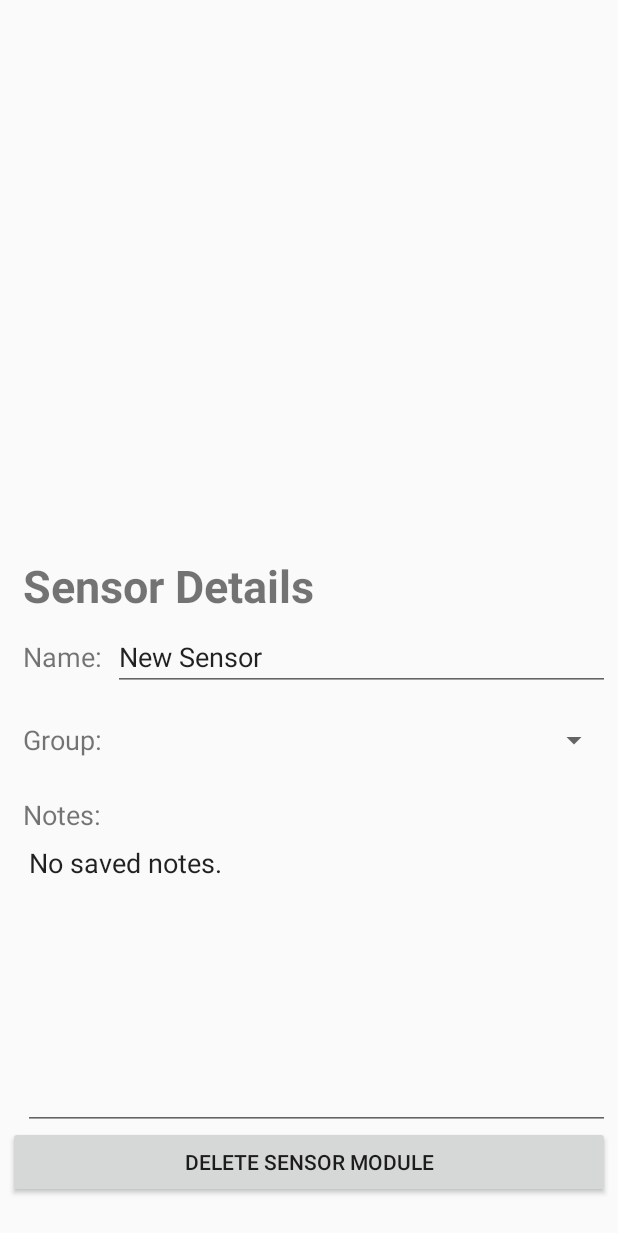
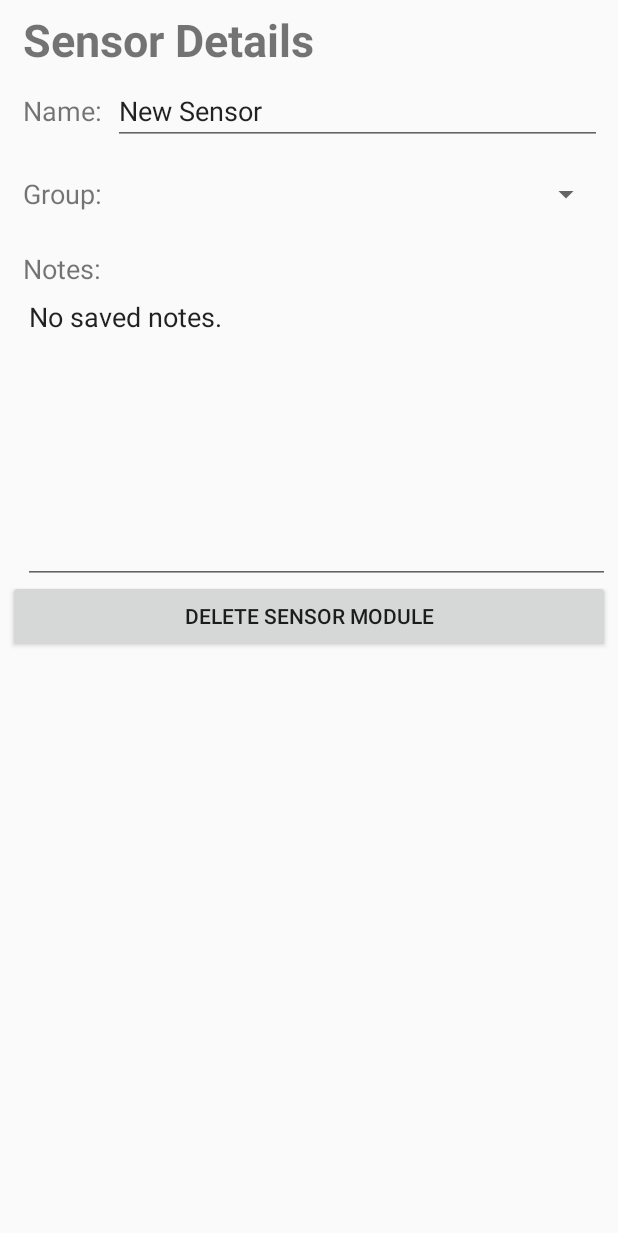
Before and after one commit to Phelps17/MotorMonitor, an Android app: the layout module_main_view.xml on its own in the app's theme, with its tools: preview values and no code run, on a phone screen of 412 x 824 dp. Shown: the top 1233 px of the screen. Run offline under Robolectric (Android 15) with nearby library versions, the phone set to English and light mode, and no system bars.

Commit message:
layout resizing bug fixed

```diff
--- a/app/src/main/res/layout/app_bar_main.xml
+++ b/app/src/main/res/layout/app_bar_main.xml
@@ -70,7 +70,6 @@
             android:layout_marginRight="5dp"
             android:layout_marginTop="-15dp"
             android:background="@android:drawable/dialog_holo_light_frame"
-            android:descendantFocusability="beforeDescendants"
             android:layout_weight="1"
             android:smoothScrollbar="false">
         </ListView>
--- a/app/src/main/res/layout/module_main_view.xml
+++ b/app/src/main/res/layout/module_main_view.xml
@@ -1,7 +1,7 @@
 <?xml version="1.0" encoding="utf-8"?>
 <RelativeLayout xmlns:android="http://schemas.android.com/apk/res/android"
               android:layout_width="match_parent"
-              android:layout_height="match_parent"
+              android:layout_height="450dp"
               android:orientation="horizontal"
                 android:gravity="bottom|center_vertical"
                 android:focusable="true"
@@ -13,7 +13,7 @@
         android:layout_height="wrap_content"
         android:layout_alignParentStart="true"
         android:layout_alignParentTop="true"
-        android:layout_marginBottom="25dp"
+        android:layout_marginBottom="15dp"
         android:layout_marginLeft="5dp"
         android:layout_marginRight="5dp"
         android:text="Delete Sensor Module"/>
@@ -49,11 +49,12 @@
         android:layout_alignStart="@+id/nameTextView"
         android:layout_alignTop="@+id/titleTextView"
         android:layout_marginLeft="60dp"
+        android:layout_marginRight="5dp"
         android:layout_marginTop="45dp"
+        android:clickable="true"
         android:ems="10"
         android:focusable="false"
         android:focusableInTouchMode="false"
-        android:clickable="true"
         android:inputType="textPersonName"
         android:text="New Sensor"/>
 
@@ -71,10 +72,11 @@
         android:id="@+id/groupDropDown"
         android:layout_width="wrap_content"
         android:layout_height="wrap_content"
+        android:layout_alignBottom="@id/groupTextView"
         android:layout_alignEnd="@+id/titleTextView"
         android:layout_alignStart="@+id/groupTextView"
-        android:layout_alignBottom="@id/groupTextView"
         android:layout_marginLeft="60dp"
+        android:layout_marginRight="5dp"
         android:layout_marginTop="60dp"/>
 
     <TextView
```
Also changed, not shown: app/src/main/res/layout/module_electric_current_screen.xml (+5 -5 lines), app/src/main/res/layout/module_temperature_screen.xml (+5 -5 lines), app/src/main/res/layout/module_vibration_screen.xml (+5 -5 lines), 10 other files.
